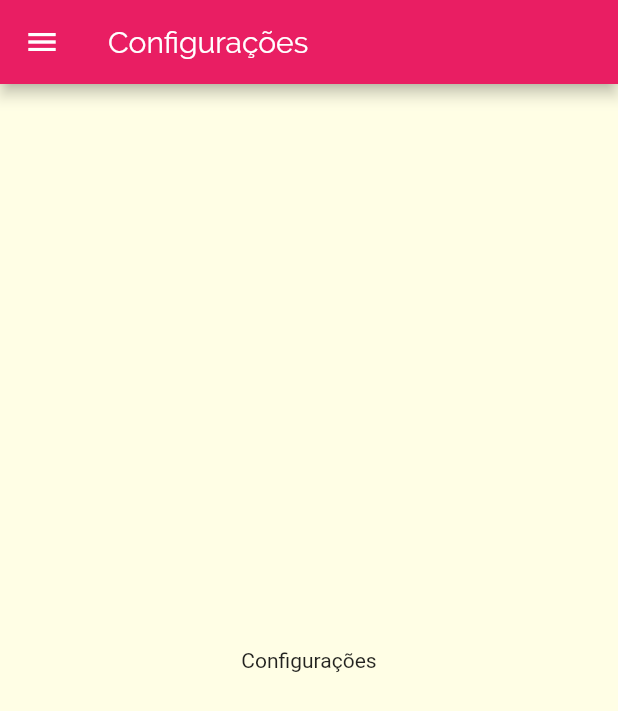
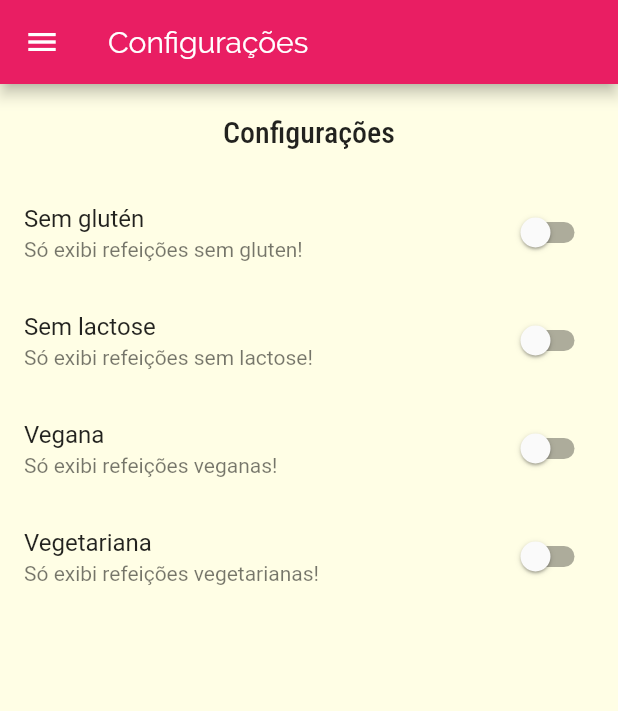
Before and after one commit to Jhonatan-Pereira/flutter_meals, a Flutter app: the SettingsScreen screen opened by its route, on a phone screen of 412 x 824 dp. Shown: the top 711 px of the screen. Run offline on Flutter 3.47's test engine with Material 2 defaults, Android fonts, the phone set to English and light mode, and no system bars.

Commit message:
Settings Screen

```diff
--- /dev/null
+++ b/lib/models/settings.dart
@@ -0,0 +1,13 @@
+class Settings {
+  bool isGlutenFree;
+  bool isLactoseFree;
+  bool isVegan;
+  bool isVegetarian;
+
+  Settings({
+    this.isGlutenFree = false,
+    this.isLactoseFree = false,
+    this.isVegan = false,
+    this.isVegetarian = false,
+  });
+}
--- a/lib/screens/settings_screen.dart
+++ b/lib/screens/settings_screen.dart
@@ -1,8 +1,30 @@
 import 'package:flutter/material.dart';
 
 import '../components/main_drawer.dart';
+import '../models/settings.dart';
 
-class SettingsScreen extends StatelessWidget {
+class SettingsScreen extends StatefulWidget {
+  @override
+  _SettingsScreenState createState() => _SettingsScreenState();
+}
+
+class _SettingsScreenState extends State<SettingsScreen> {
+  var settings = Settings();
+
+  Widget _createSwitch(
+    String title,
+    String subtitle,
+    bool value,
+    Function onChanged,
+  ) {
+    return SwitchListTile.adaptive(
+      title: Text(title),
+      subtitle: Text(subtitle),
+      value: value,
+      onChanged: onChanged,
+    );
+  }
+
   @override
   Widget build(BuildContext context) {
     return Scaffold(
@@ -10,8 +32,46 @@ class SettingsScreen extends StatelessWidget {
         title: Text('Configurações'),
       ),
       drawer: MainDrawer(),
-      body: Center(
-        child: Text('Configurações'),
+      body: Column(
+        children: [
+          Container(
+            padding: EdgeInsets.all(20),
+            child: Text(
+              'Configurações',
+              style: Theme.of(context).textTheme.headline6,
+            ),
+          ),
+          Expanded(
+            child: ListView(
+              children: [
+                _createSwitch(
+                  'Sem glutén',
+                  'Só exibi refeições sem gluten!',
+                  settings.isGlutenFree,
+                  (value) => setState(() => settings.isGlutenFree = value),
+                ),
+                _createSwitch(
+                  'Sem lactose',
+                  'Só exibi refeições sem lactose!',
+                  settings.isLactoseFree,
+                  (value) => setState(() => settings.isLactoseFree = value),
+                ),
+                _createSwitch(
+                  'Vegana',
+                  'Só exibi refeições veganas!',
+                  settings.isVegan,
+                  (value) => setState(() => settings.isVegan = value),
+                ),
+                _createSwitch(
+                  'Vegetariana',
+                  'Só exibi refeições vegetarianas!',
+                  settings.isVegetarian,
+                  (value) => setState(() => settings.isVegetarian = value),
+                ),
+              ],
+            ),
+          ),
+        ],
       ),
     );
   }
```
